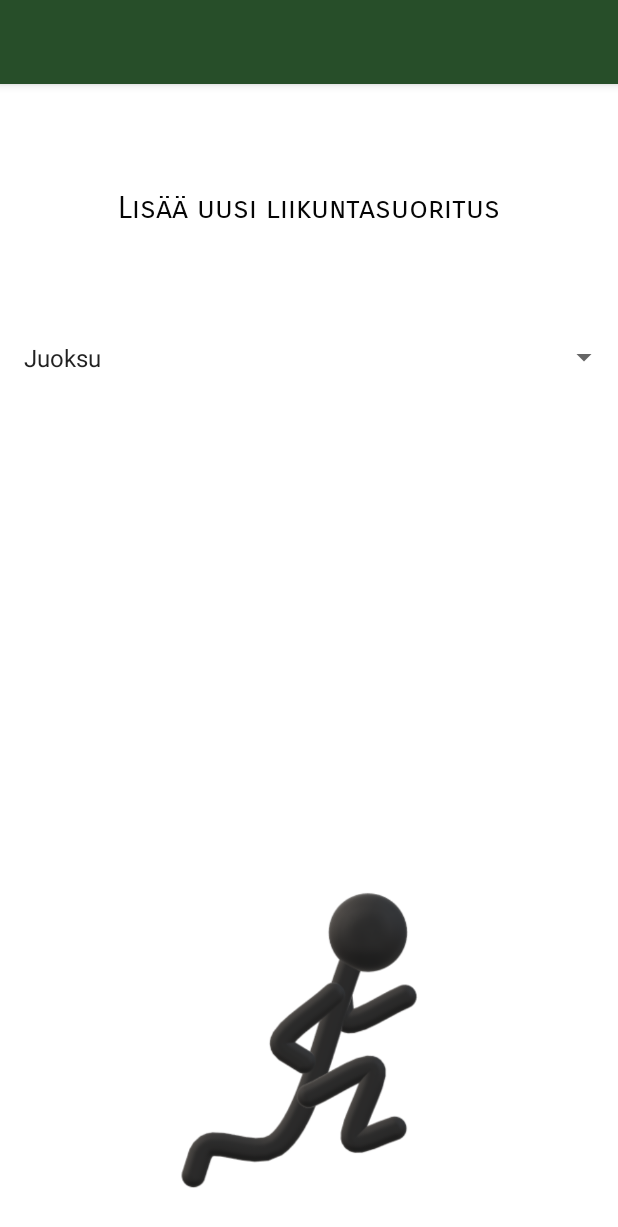
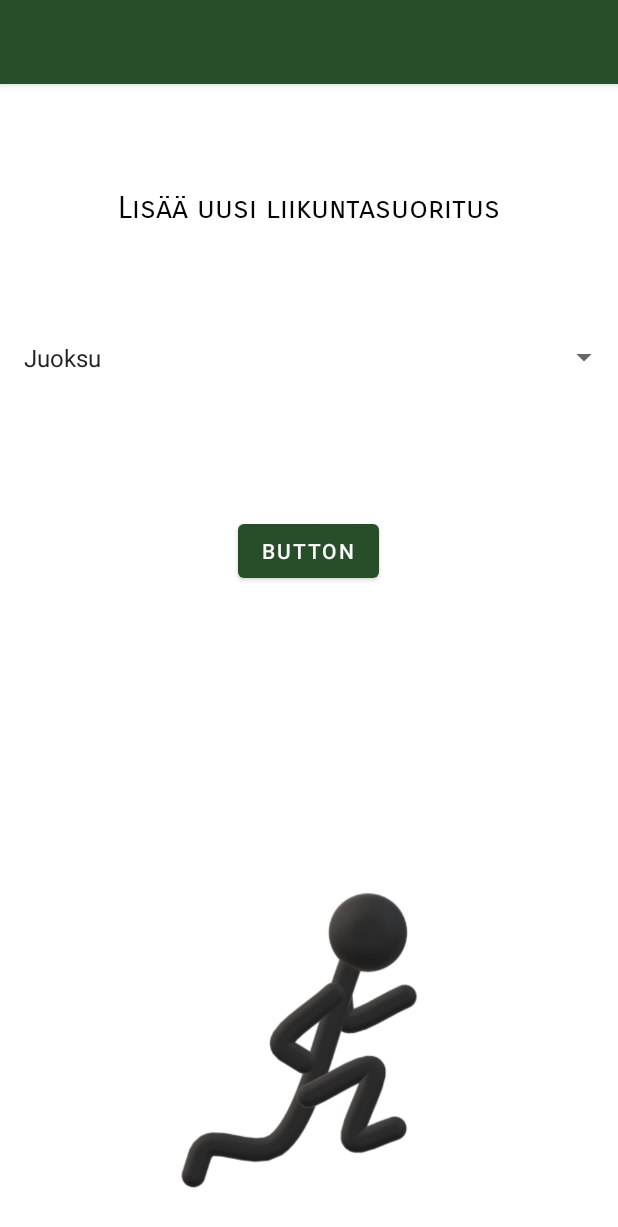
Before and after one commit to Sofvi/HealthHub, an Android app: the Exercise screen opened directly, with no data from a screen before it, on a phone screen of 412 x 824 dp. Shown: the top 1227 px of the screen. Run offline under Robolectric (Android 15) with nearby library versions, the phone set to English and light mode, and no system bars.

Commit message:
Button to Exercise layout and Exercise.java changes

```diff
--- a/app/src/main/java/com/example/terveyssovellus/Exercise.java
+++ b/app/src/main/java/com/example/terveyssovellus/Exercise.java
@@ -1,14 +1,26 @@
 package com.example.terveyssovellus;
+
+import static android.preference.PreferenceManager.getDefaultSharedPreferences;
 
 import androidx.appcompat.app.AppCompatActivity;
 
+import android.content.SharedPreferences;
 import android.os.Bundle;
+import android.util.Log;
+import android.view.View;
 import android.widget.ArrayAdapter;
+import android.widget.Button;
 import android.widget.Spinner;
 
+import com.google.gson.Gson;
+
 import java.lang.reflect.Array;
+import java.text.DateFormat;
+import java.util.Calendar;
+import java.util.Collections;
 
 public class Exercise extends AppCompatActivity {
+    Button esub;
 
     @Override
     protected void onCreate(Bundle savedInstanceState) {
@@ -25,4 +37,31 @@ public class Exercise extends AppCompatActivity {
         arrayAdapter.setDropDownViewResource(android.R.layout.simple_spinner_dropdown_item);
         liikunnatDropdown.setAdapter(arrayAdapter);
     }
+   /* public void onClick() {
+        esub.setOnClickListener(new View.OnClickListener() {
+            @Override
+            public void onClick(View v) {
+                Calendar calendar = Calendar.getInstance();
+                String currentDate = DateFormat.getDateInstance().format(calendar.getTime());
+                String s = currentDate + " Paino: " + et.getText().toString() + " kg";
+                if(s.contains(",")){
+                    s = s.replace(",",".");
+                    Log.d("yeet2", s);
+                }
+                weight.add(s);
+                Collections.reverse(weight);
+                arrayadapter.notifyDataSetChanged();
+                SharedPreferences prefs = getDefaultSharedPreferences(getApplicationContext());
+                SharedPreferences.Editor editor = prefs.edit();
+                Gson gson = new Gson();
+                String json = gson.toJson(weight);
+                editor.putString("paino", json);
+                editor.apply();
+            }
+
+
+        });
+    }
+    */
+
 }
--- a/app/src/main/res/layout/activity_exercise.xml
+++ b/app/src/main/res/layout/activity_exercise.xml
@@ -2,6 +2,7 @@
 <androidx.constraintlayout.widget.ConstraintLayout xmlns:android="http://schemas.android.com/apk/res/android"
     xmlns:app="http://schemas.android.com/apk/res-auto"
     xmlns:tools="http://schemas.android.com/tools"
+    android:id="@+id/esub"
     android:layout_width="match_parent"
     android:layout_height="match_parent"
     tools:context=".Exercise">
@@ -50,4 +51,16 @@
         app:layout_constraintStart_toStartOf="parent"
         app:srcCompat="@drawable/man3" />
 
+    <Button
+        android:id="@+id/button2"
+        android:layout_width="wrap_content"
+        android:layout_height="wrap_content"
+        android:text="Button"
+        app:layout_constraintBottom_toBottomOf="parent"
+        app:layout_constraintEnd_toEndOf="parent"
+        app:layout_constraintHorizontal_bias="0.498"
+        app:layout_constraintStart_toStartOf="parent"
+        app:layout_constraintTop_toTopOf="parent"
+        app:layout_constraintVertical_bias="0.399" />
+
 </androidx.constraintlayout.widget.ConstraintLayout>
```
